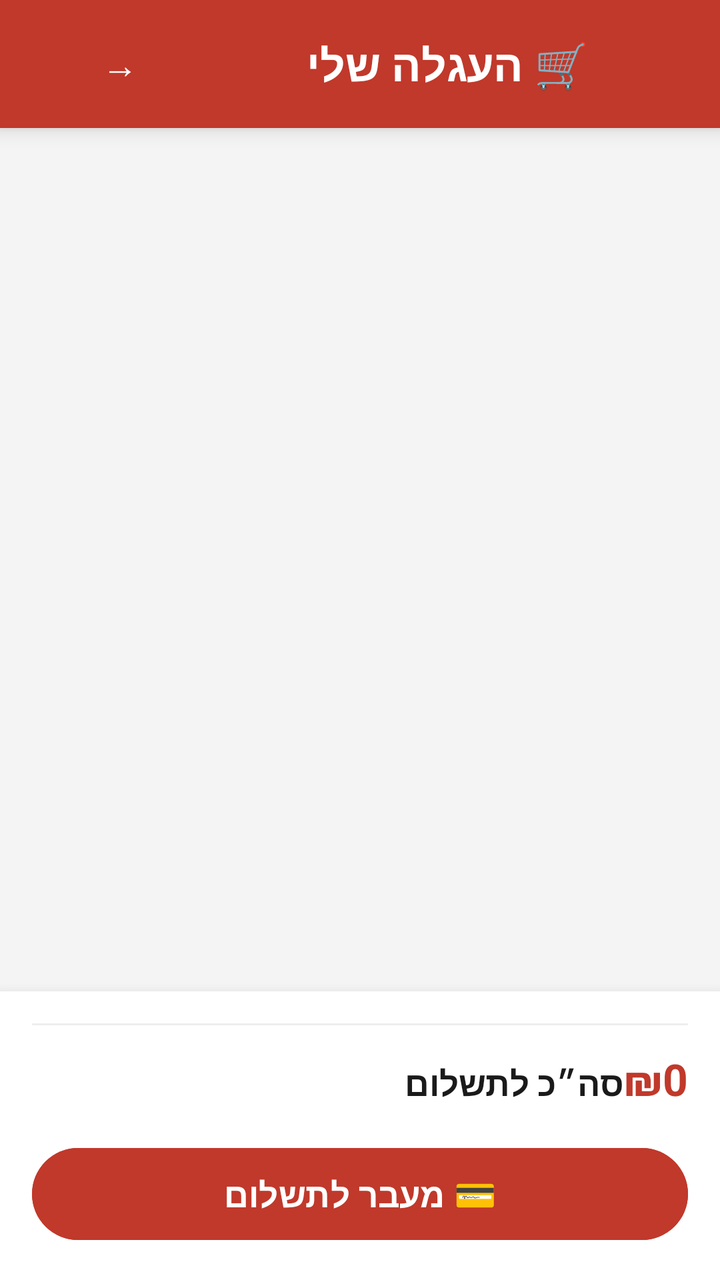
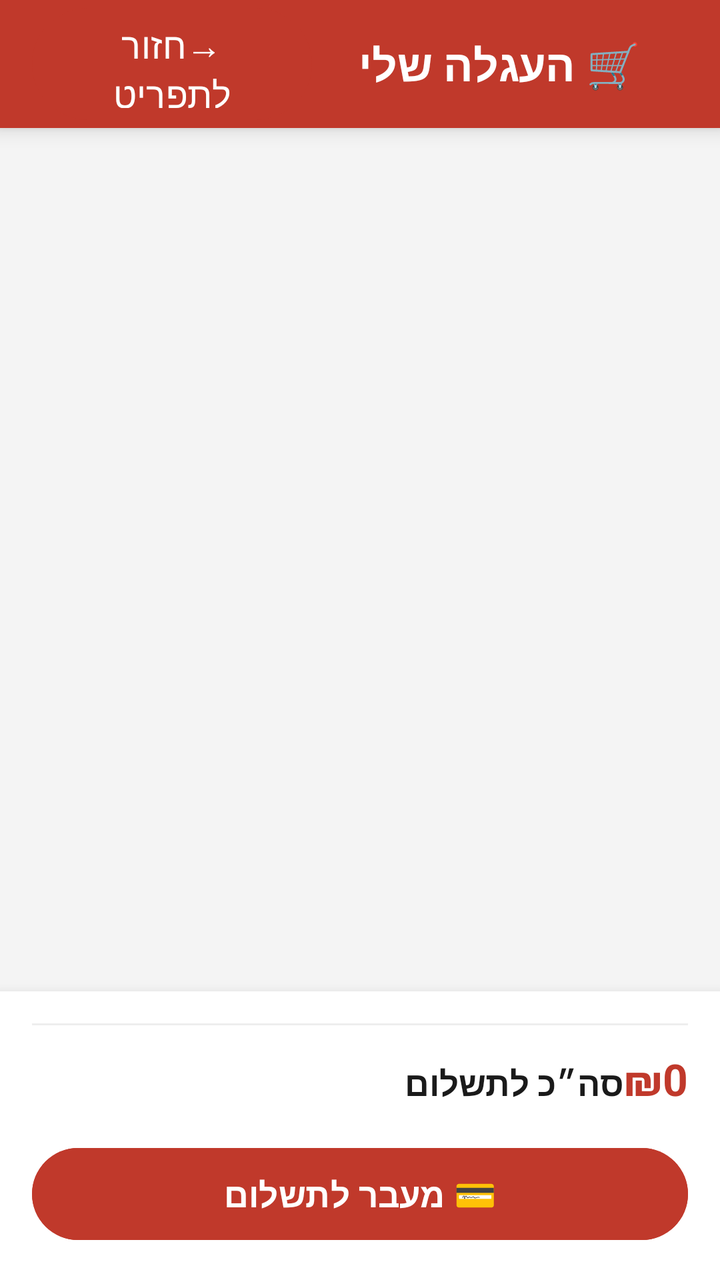

Before-and-after screenshots of an Android layout around one commit, followed by the original layout XML and the change that was made.
<!-- AndroidManifest.xml: application theme Theme.MathProjectEylon -->
<!-- res/layout/activity_cart2.xml -->
<?xml version="1.0" encoding="utf-8"?>
<LinearLayout xmlns:android="http://schemas.android.com/apk/res/android"
    xmlns:tools="http://schemas.android.com/tools"
    android:layout_width="match_parent"
    android:layout_height="match_parent"
    android:orientation="vertical"
    android:background="#F4F4F4"
    tools:context=".pizzaproject.cart2">

    
    <LinearLayout
        android:layout_width="match_parent"
        android:layout_height="64dp"
        android:orientation="horizontal"
        android:background="#C0392B"
        android:gravity="center_vertical"
        android:paddingHorizontal="16dp"
        android:elevation="6dp">

        <Button
            android:id="@+id/btnBack"
            android:layout_width="wrap_content"
            android:layout_height="wrap_content"
            android:text="→"
            android:textColor="#FFFFFF"
            android:backgroundTint="#C0392B"
            android:textSize="18sp" />

        <TextView
            android:layout_width="0dp"
            android:layout_height="wrap_content"
            android:layout_weight="1"
            android:text="🛒 העגלה שלי"
            android:textSize="22sp"
            android:textStyle="bold"
            android:textColor="#FFFFFF"
            android:gravity="center" />

    </LinearLayout>

    
    <androidx.recyclerview.widget.RecyclerView
        android:id="@+id/recyclerCart"
        android:layout_width="match_parent"
        android:layout_height="0dp"
        android:layout_weight="1"
        android:padding="16dp" />

    
    <LinearLayout
        android:layout_width="match_parent"
        android:layout_height="wrap_content"
        android:orientation="vertical"
        android:background="#FFFFFF"
        android:padding="16dp"
        android:elevation="8dp">

        <View
            android:layout_width="match_parent"
            android:layout_height="1dp"
            android:background="#EEEEEE"
            android:layout_marginBottom="12dp" />

        <LinearLayout
            android:layout_width="match_parent"
            android:layout_height="wrap_content"
            android:orientation="horizontal"
            android:layout_marginBottom="16dp">

            <TextView
                android:layout_width="0dp"
                android:layout_height="wrap_content"
                android:layout_weight="1"
                android:text="סה״כ לתשלום"
                android:textSize="17sp"
                android:textStyle="bold"
                android:textColor="#1A1A1A" />

            <TextView
                android:id="@+id/tvTotalPrice"
                android:layout_width="wrap_content"
                android:layout_height="wrap_content"
                android:text="₪0"
                android:textSize="22sp"
                android:textStyle="bold"
                android:textColor="#C0392B" />

        </LinearLayout>

        <Button
            android:id="@+id/btnCheckout"
            android:layout_width="match_parent"
            android:layout_height="54dp"
            android:text="💳 מעבר לתשלום"
            android:textSize="17sp"
            android:textStyle="bold"
            android:textColor="#FFFFFF"
            android:backgroundTint="#C0392B" />

    </LinearLayout>

</LinearLayout>
<!-- resources referenced by this layout -->
<resources>
  <style name="Theme.MathProjectEylon" parent="Base.Theme.MathProjectEylon" />
  <style name="Base.Theme.MathProjectEylon" parent="Theme.Material3.DayNight.NoActionBar">
          
          
      </style>
</resources>

<!-- the commit's change to res/layout/activity_cart2.xml (unified diff, before → after) -->
@@ -19,9 +19,9 @@
 
         <Button
             android:id="@+id/btnBack"
-            android:layout_width="wrap_content"
+            android:layout_width="140dp"
             android:layout_height="wrap_content"
-            android:text="→"
+            android:text="→חזור לתפריט"
             android:textColor="#FFFFFF"
             android:backgroundTint="#C0392B"
             android:textSize="18sp" />
